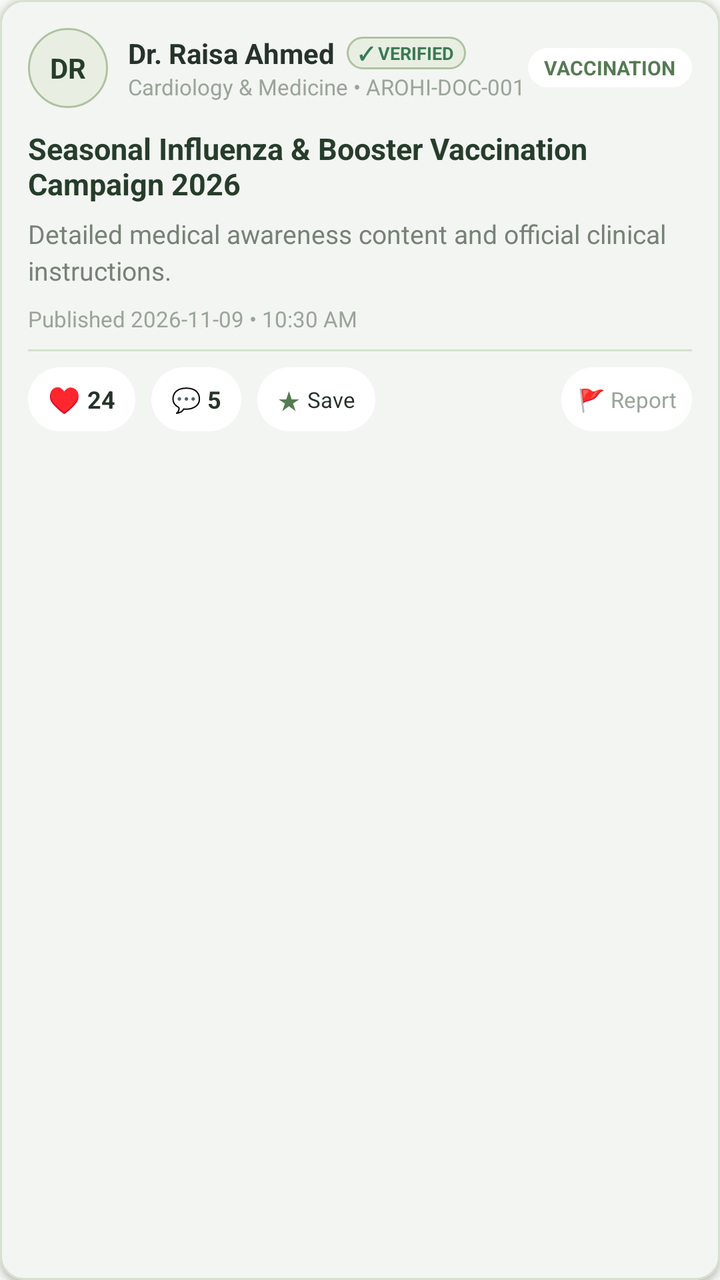
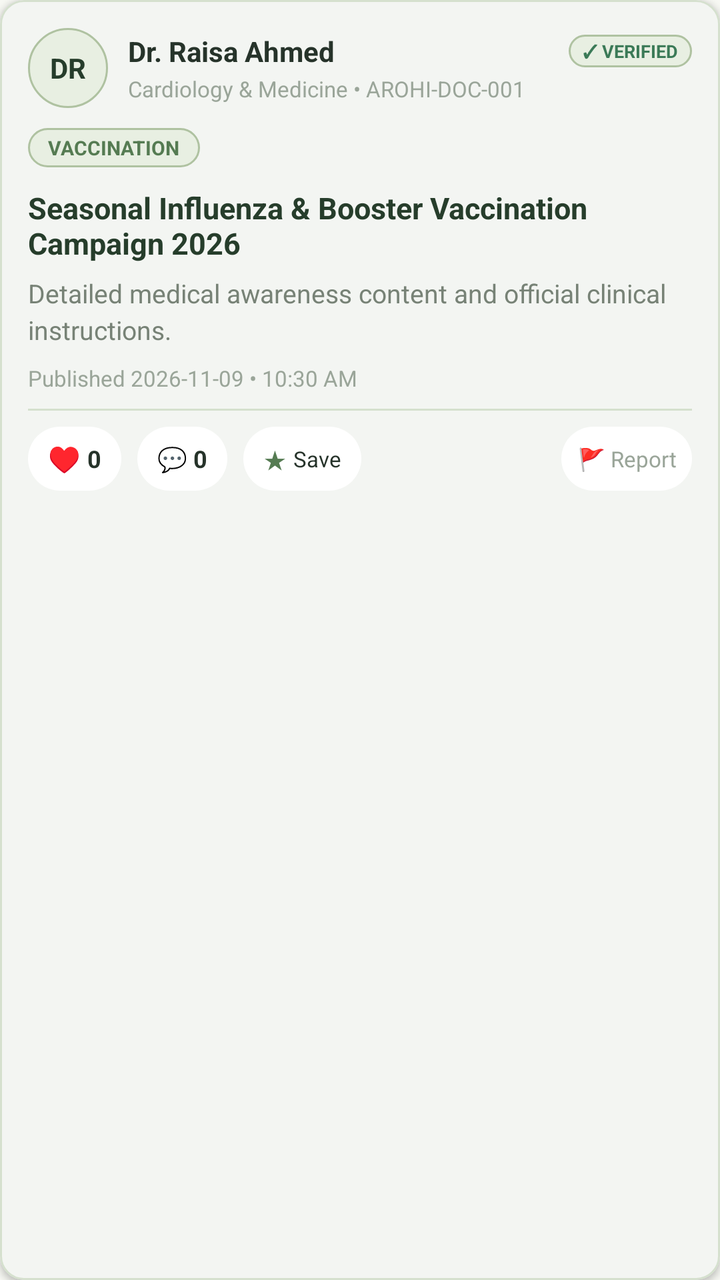

Compare the two renders of this Android layout. The source of the first and the diff that turns it into the second are given below.
<!-- AndroidManifest.xml: application theme Theme.AROHI -->
<!-- res/layout/item_community_post.xml -->
<?xml version="1.0" encoding="utf-8"?>
<com.google.android.material.card.MaterialCardView xmlns:android="http://schemas.android.com/apk/res/android"
    xmlns:app="http://schemas.android.com/apk/res-auto"
    android:layout_width="match_parent"
    android:layout_height="wrap_content"
    android:layout_marginHorizontal="@dimen/spacing_md"
    android:layout_marginVertical="6dp"
    app:cardBackgroundColor="@color/white"
    app:cardCornerRadius="12dp"
    app:cardElevation="2dp"
    app:strokeColor="@color/border_stroke"
    app:strokeWidth="1dp">

    <LinearLayout
        android:layout_width="match_parent"
        android:layout_height="wrap_content"
        android:orientation="vertical"
        android:padding="14dp">

        
        <LinearLayout
            android:layout_width="match_parent"
            android:layout_height="wrap_content"
            android:gravity="center_vertical"
            android:orientation="horizontal">

            <TextView
                android:id="@+id/tvAuthorAvatar"
                android:layout_width="40dp"
                android:layout_height="40dp"
                android:background="@drawable/bg_icon_circle_mint"
                android:gravity="center"
                android:text="DR"
                android:textColor="@color/deep_forest_green"
                android:textSize="14sp"
                android:textStyle="bold" />

            <LinearLayout
                android:layout_width="0dp"
                android:layout_height="wrap_content"
                android:layout_marginStart="10dp"
                android:layout_weight="1"
                android:orientation="vertical">

                <LinearLayout
                    android:layout_width="wrap_content"
                    android:layout_height="wrap_content"
                    android:gravity="center_vertical"
                    android:orientation="horizontal">

                    <TextView
                        android:id="@+id/tvAuthorName"
                        android:layout_width="wrap_content"
                        android:layout_height="wrap_content"
                        android:text="Dr. Raisa Ahmed"
                        android:textColor="@color/text_primary"
                        android:textSize="14sp"
                        android:textStyle="bold" />

                    <TextView
                        android:id="@+id/tvVerificationBadge"
                        android:layout_width="wrap_content"
                        android:layout_height="wrap_content"
                        android:layout_marginStart="6dp"
                        android:background="@drawable/bg_badge_pill"
                        android:paddingHorizontal="6dp"
                        android:paddingVertical="2dp"
                        android:text="✓ VERIFIED"
                        android:textColor="@color/status_verified"
                        android:textSize="9sp"
                        android:textStyle="bold" />
                </LinearLayout>

                <TextView
                    android:id="@+id/tvAuthorSubtitle"
                    android:layout_width="wrap_content"
                    android:layout_height="wrap_content"
                    android:text="Cardiology &amp; Medicine • AROHI-DOC-001"
                    android:textColor="@color/text_muted"
                    android:textSize="11sp" />
            </LinearLayout>

            <TextView
                android:id="@+id/tvPostCategoryBadge"
                android:layout_width="wrap_content"
                android:layout_height="wrap_content"
                android:background="@drawable/bg_white_pill"
                android:paddingHorizontal="8dp"
                android:paddingVertical="3dp"
                android:text="VACCINATION"
                android:textColor="@color/primary_moss_green"
                android:textSize="10sp"
                android:textStyle="bold" />
        </LinearLayout>

        
        <TextView
            android:id="@+id/tvPostTitle"
            android:layout_width="match_parent"
            android:layout_height="wrap_content"
            android:layout_marginTop="10dp"
            android:text="Seasonal Influenza &amp; Booster Vaccination Campaign 2026"
            android:textColor="@color/deep_forest_green"
            android:textSize="15sp"
            android:textStyle="bold" />

        
        <TextView
            android:id="@+id/tvPostContent"
            android:layout_width="match_parent"
            android:layout_height="wrap_content"
            android:layout_marginTop="6dp"
            android:lineSpacingExtra="3dp"
            android:text="Detailed medical awareness content and official clinical instructions."
            android:textColor="@color/text_secondary"
            android:textSize="13sp" />

        
        <TextView
            android:id="@+id/tvPostDate"
            android:layout_width="match_parent"
            android:layout_height="wrap_content"
            android:layout_marginTop="8dp"
            android:text="Published 2026-11-09 • 10:30 AM"
            android:textColor="@color/text_muted"
            android:textSize="11sp" />

        
        <View
            android:layout_width="match_parent"
            android:layout_height="1dp"
            android:layout_marginVertical="8dp"
            android:background="@color/border_stroke" />

        
        <LinearLayout
            android:layout_width="match_parent"
            android:layout_height="wrap_content"
            android:gravity="center_vertical"
            android:orientation="horizontal">

            
            <LinearLayout
                android:id="@+id/btnLikePost"
                android:layout_width="wrap_content"
                android:layout_height="32dp"
                android:background="@drawable/bg_white_pill"
                android:clickable="true"
                android:focusable="true"
                android:gravity="center_vertical"
                android:paddingHorizontal="10dp">

                <TextView
                    android:id="@+id/tvLikeIcon"
                    android:layout_width="wrap_content"
                    android:layout_height="wrap_content"
                    android:text="♥ "
                    android:textColor="@color/primary_moss_green"
                    android:textSize="13sp"
                    android:textStyle="bold" />

                <TextView
                    android:id="@+id/tvLikeCount"
                    android:layout_width="wrap_content"
                    android:layout_height="wrap_content"
                    android:text="24"
                    android:textColor="@color/text_primary"
                    android:textSize="12sp"
                    android:textStyle="bold" />
            </LinearLayout>

            
            <LinearLayout
                android:id="@+id/btnCommentPost"
                android:layout_width="wrap_content"
                android:layout_height="32dp"
                android:layout_marginStart="8dp"
                android:background="@drawable/bg_white_pill"
                android:clickable="true"
                android:focusable="true"
                android:gravity="center_vertical"
                android:paddingHorizontal="10dp">

                <TextView
                    android:layout_width="wrap_content"
                    android:layout_height="wrap_content"
                    android:text="💬 "
                    android:textSize="12sp" />

                <TextView
                    android:id="@+id/tvCommentCount"
                    android:layout_width="wrap_content"
                    android:layout_height="wrap_content"
                    android:text="5"
                    android:textColor="@color/text_primary"
                    android:textSize="12sp"
                    android:textStyle="bold" />
            </LinearLayout>

            
            <LinearLayout
                android:id="@+id/btnSavePost"
                android:layout_width="wrap_content"
                android:layout_height="32dp"
                android:layout_marginStart="8dp"
                android:background="@drawable/bg_white_pill"
                android:clickable="true"
                android:focusable="true"
                android:gravity="center_vertical"
                android:paddingHorizontal="10dp">

                <TextView
                    android:id="@+id/tvSaveIcon"
                    android:layout_width="wrap_content"
                    android:layout_height="wrap_content"
                    android:text="★ "
                    android:textColor="@color/primary_moss_green"
                    android:textSize="13sp" />

                <TextView
                    android:id="@+id/tvSaveLabel"
                    android:layout_width="wrap_content"
                    android:layout_height="wrap_content"
                    android:text="Save"
                    android:textColor="@color/text_primary"
                    android:textSize="11sp" />
            </LinearLayout>

            <View
                android:layout_width="0dp"
                android:layout_height="1dp"
                android:layout_weight="1" />

            
            <TextView
                android:id="@+id/btnReportPost"
                android:layout_width="wrap_content"
                android:layout_height="32dp"
                android:background="@drawable/bg_white_pill"
                android:clickable="true"
                android:focusable="true"
                android:gravity="center"
                android:paddingHorizontal="8dp"
                android:text="🚩 Report"
                android:textColor="@color/text_muted"
                android:textSize="11sp" />

            
            <TextView
                android:id="@+id/btnModeratePost"
                android:layout_width="wrap_content"
                android:layout_height="32dp"
                android:layout_marginStart="6dp"
                android:background="@drawable/bg_badge_pill"
                android:clickable="true"
                android:focusable="true"
                android:gravity="center"
                android:paddingHorizontal="8dp"
                android:text="⚙ Moderate"
                android:textColor="@color/status_rejected"
                android:textSize="11sp"
                android:textStyle="bold"
                android:visibility="gone" />
        </LinearLayout>
    </LinearLayout>
</com.google.android.material.card.MaterialCardView>
<!-- resources referenced by this layout -->
<resources>
  <style name="Theme.AROHI" parent="Theme.Material3.Light.NoActionBar">
          
          <item name="colorPrimary">@color/primary_moss_green</item>
          <item name="colorOnPrimary">@color/white</item>
          <item name="colorPrimaryContainer">@color/pale_mint</item>
          <item name="colorOnPrimaryContainer">@color/deep_forest_green</item>
  
          <item name="colorSecondary">@color/secondary_sage</item>
          <item name="colorOnSecondary">@color/white</item>
          <item name="colorSecondaryContainer">@color/soft_sage</item>
          <item name="colorOnSecondaryContainer">@color/deep_forest_green</item>
  
          <item name="colorTertiary">@color/deep_forest_green</item>
          <item name="colorOnTertiary">@color/white</item>
  
          <item name="colorError">@color/status_emergency</item>
          <item name="colorOnError">@color/white</item>
          <item name="colorErrorContainer">@color/status_emergency_bg</item>
          <item name="colorOnErrorContainer">@color/status_emergency</item>
  
          
          <item name="android:windowBackground">@color/warm_ivory</item>
          <item name="android:colorBackground">@color/warm_ivory</item>
          <item name="colorSurface">@color/surface_card</item>
          <item name="colorOnSurface">@color/text_primary</item>
          <item name="colorSurfaceVariant">@color/pale_mint</item>
          <item name="colorOnSurfaceVariant">@color/text_secondary</item>
          <item name="colorOutline">@color/border_stroke</item>
  
          
          <item name="android:statusBarColor">@color/deep_forest_green</item>
          <item name="android:navigationBarColor">@color/warm_ivory</item>
          <item name="android:windowLightStatusBar">false</item>
  
          
          <item name="materialButtonStyle">@style/Widget.AROHI.Button.Primary</item>
          <item name="textInputStyle">@style/Widget.AROHI.TextInputLayout</item>
          <item name="materialCardViewStyle">@style/Widget.AROHI.Card</item>
      </style>
  <!-- unchanged entries left out for length: 29 -->
</resources>

<!-- the commit's change to res/layout/item_community_post.xml (unified diff, before → after) -->
@@ -43,15 +43,18 @@
                 android:orientation="vertical">
 
                 <LinearLayout
-                    android:layout_width="wrap_content"
+                    android:layout_width="match_parent"
                     android:layout_height="wrap_content"
                     android:gravity="center_vertical"
                     android:orientation="horizontal">
 
                     <TextView
                         android:id="@+id/tvAuthorName"
-                        android:layout_width="wrap_content"
+                        android:layout_width="0dp"
                         android:layout_height="wrap_content"
+                        android:layout_weight="1"
+                        android:ellipsize="end"
+                        android:maxLines="1"
                         android:text="Dr. Raisa Ahmed"
                         android:textColor="@color/text_primary"
                         android:textSize="14sp"
@@ -63,8 +66,10 @@
                         android:layout_height="wrap_content"
                         android:layout_marginStart="6dp"
                         android:background="@drawable/bg_badge_pill"
-                        android:paddingHorizontal="6dp"
+                        android:maxLines="1"
+                        android:paddingHorizontal="7dp"
                         android:paddingVertical="2dp"
+                        android:singleLine="true"
                         android:text="✓ VERIFIED"
                         android:textColor="@color/status_verified"
                         android:textSize="9sp"
@@ -73,25 +78,32 @@
 
                 <TextView
                     android:id="@+id/tvAuthorSubtitle"
-                    android:layout_width="wrap_content"
-                    android:layout_height="wrap_content"
+                    android:layout_width="match_parent"
+                    android:layout_height="wrap_content"
+                    android:layout_marginTop="2dp"
+                    android:ellipsize="end"
+                    android:maxLines="1"
                     android:text="Cardiology &amp; Medicine • AROHI-DOC-001"
                     android:textColor="@color/text_muted"
                     android:textSize="11sp" />
             </LinearLayout>
-
-            <TextView
-                android:id="@+id/tvPostCategoryBadge"
-                android:layout_width="wrap_content"
-                android:layout_height="wrap_content"
-                android:background="@drawable/bg_white_pill"
-                android:paddingHorizontal="8dp"
-                android:paddingVertical="3dp"
-                android:text="VACCINATION"
-                android:textColor="@color/primary_moss_green"
-                android:textSize="10sp"
-                android:textStyle="bold" />
         </LinearLayout>
+
+        
+        <TextView
+            android:id="@+id/tvPostCategoryBadge"
+            android:layout_width="wrap_content"
+            android:layout_height="wrap_content"
+            android:layout_marginTop="10dp"
+            android:background="@drawable/bg_badge_pill"
+            android:maxLines="1"
+            android:paddingHorizontal="10dp"
+            android:paddingVertical="3dp"
+            android:singleLine="true"
+            android:text="VACCINATION"
+            android:textColor="@color/primary_moss_green"
+            android:textSize="10sp"
+            android:textStyle="bold" />
 
         
         <TextView
@@ -163,7 +175,7 @@
                     android:id="@+id/tvLikeCount"
                     android:layout_width="wrap_content"
                     android:layout_height="wrap_content"
-                    android:text="24"
+                    android:text="0"
                     android:textColor="@color/text_primary"
                     android:textSize="12sp"
                     android:textStyle="bold" />
@@ -191,7 +203,7 @@
                     android:id="@+id/tvCommentCount"
                     android:layout_width="wrap_content"
                     android:layout_height="wrap_content"
-                    android:text="5"
+                    android:text="0"
                     android:textColor="@color/text_primary"
                     android:textSize="12sp"
                     android:textStyle="bold" />
<!-- resource entries referenced after the edit -->
@@ -38,6 +38,39 @@
           <item name="materialButtonStyle">@style/Widget.AROHI.Button.Primary</item>
           <item name="textInputStyle">@style/Widget.AROHI.TextInputLayout</item>
           <item name="materialCardViewStyle">@style/Widget.AROHI.Card</item>
+          <item name="materialAlertDialogTheme">@style/ThemeOverlay.AROHI.MaterialAlertDialog</item>
+          <item name="alertDialogTheme">@style/ThemeOverlay.AROHI.MaterialAlertDialog</item>
+      </style>
+  <style name="ThemeOverlay.AROHI.MaterialAlertDialog" parent="ThemeOverlay.Material3.MaterialAlertDialog">
+          <item name="buttonBarPositiveButtonStyle">@style/Widget.AROHI.Dialog.Button.Positive</item>
+          <item name="buttonBarNegativeButtonStyle">@style/Widget.AROHI.Dialog.Button.Negative</item>
+          <item name="buttonBarNeutralButtonStyle">@style/Widget.AROHI.Dialog.Button.Negative</item>
+          <item name="shapeAppearanceOverlay">@style/ShapeAppearance.AROHI.Dialog</item>
+      </style>
+  <style name="Widget.AROHI.Dialog.Button.Positive" parent="Widget.Material3.Button">
+          <item name="android:textColor">@color/white</item>
+          <item name="android:textSize">13sp</item>
+          <item name="android:textStyle">bold</item>
+          <item name="android:minHeight">38dp</item>
+          <item name="android:insetTop">0dp</item>
+          <item name="android:insetBottom">0dp</item>
+          <item name="backgroundTint">@color/primary_moss_green</item>
+          <item name="cornerRadius">19dp</item>
+      </style>
+  <style name="Widget.AROHI.Dialog.Button.Negative" parent="Widget.Material3.Button.OutlinedButton">
+          <item name="android:textColor">@color/deep_forest_green</item>
+          <item name="android:textSize">13sp</item>
+          <item name="android:textStyle">bold</item>
+          <item name="android:minHeight">38dp</item>
+          <item name="android:insetTop">0dp</item>
+          <item name="android:insetBottom">0dp</item>
+          <item name="backgroundTint">@color/surface_card</item>
+          <item name="strokeColor">@color/border_stroke</item>
+          <item name="strokeWidth">1dp</item>
+          <item name="cornerRadius">19dp</item>
+      </style>
+  <style name="ShapeAppearance.AROHI.Dialog" parent="ShapeAppearance.Material3.Corner.Medium">
+          <item name="cornerSize">16dp</item>
       </style>
   <!-- unchanged entries left out for length: 29 -->
 </resources>
